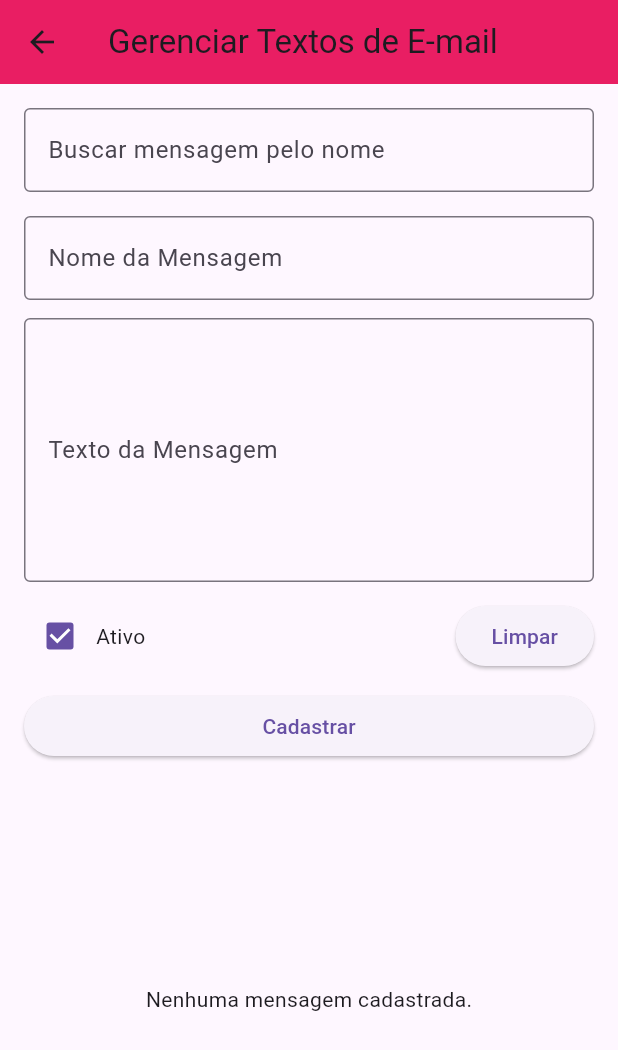
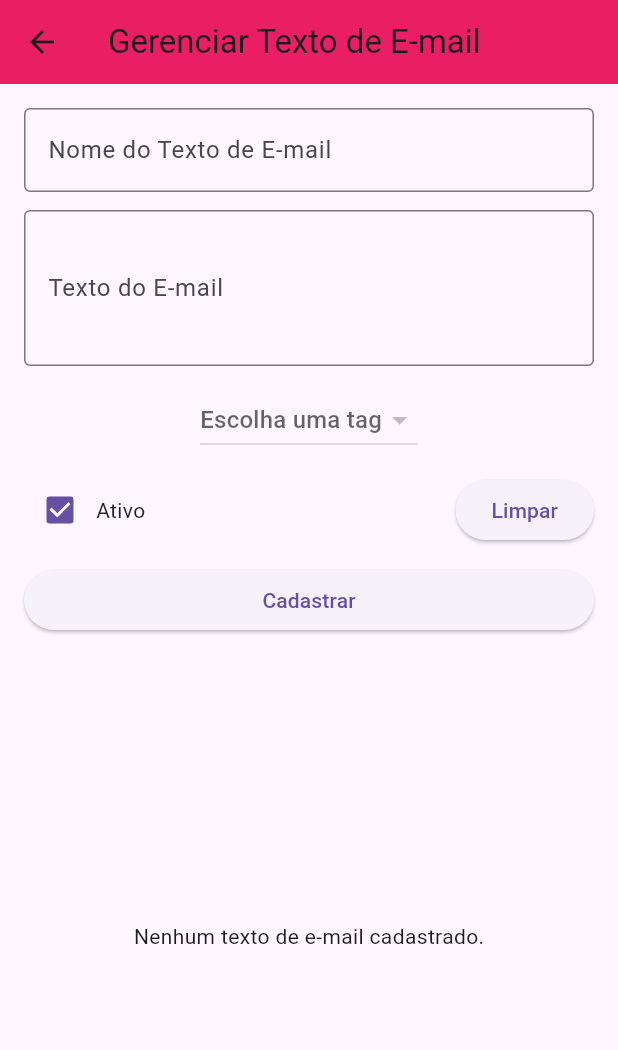
Before and after one commit to Dantas2707/TCC, a Flutter app: the screen it shows once a user with an empty profile is signed in, after a tap on "tela de textos de emails", on a phone screen of 412 x 824 dp. Shown: the top 1050 px of the screen. Run offline on Flutter 3.47's test engine with Material 3 defaults, Android fonts, the phone set to English and light mode, and no system bars; our stand-ins replace cloud_firestore, file_picker, firebase_auth, firebase_core, firebase_storage, permission_handler; missing offline and left inert: flutter_background_messenger; accounts and stored records are empty.

Commit message:
botões de visibilidade ajustados tanto na textoemail como tags, criao uma função generica para inativar os documentos

```diff
--- a/lib/Pages/home_page.dart
+++ b/lib/Pages/home_page.dart
@@ -39,7 +39,7 @@ class HomePage extends StatelessWidget {
     return Scaffold(
       appBar: AppBar(title: const Text("Home Page")),
       body: Padding(
-        padding: const EdgeInsets.all(20.0),
+        padding: const EdgeInsets.all(10.0),
         child: Column(
           mainAxisAlignment: MainAxisAlignment.center,
           crossAxisAlignment: CrossAxisAlignment.stretch,
@@ -53,7 +53,7 @@ class HomePage extends StatelessWidget {
               },
               child: const Text('Cadastrar usuário'),
             ),
-            const SizedBox(height: 20),
+            const SizedBox(height: 10),
             ElevatedButton(
               onPressed: () {
                 Navigator.push(
@@ -64,7 +64,7 @@ class HomePage extends StatelessWidget {
               },
               child: const Text('Ir para Tela Tipo Ocorrência'),
             ),
-            const SizedBox(height: 20),
+            const SizedBox(height: 10),
             ElevatedButton(
               onPressed: () {
                 Navigator.push(
@@ -74,7 +74,7 @@ class HomePage extends StatelessWidget {
               },
               child: const Text('Ir para Tela de gravidade'),
             ),
-            const SizedBox(height: 20),
+            const SizedBox(height: 10),
             ElevatedButton(
               onPressed: () {
                 Navigator.push(
@@ -85,7 +85,7 @@ class HomePage extends StatelessWidget {
               },
               child: const Text('Ir para configurações'),
             ),
-            const SizedBox(height: 20),
+            const SizedBox(height: 10),
             ElevatedButton(
               onPressed: () {
                 Navigator.push(
@@ -97,7 +97,7 @@ class HomePage extends StatelessWidget {
               },
               child: const Text('Registrar Ocorrência'),
             ),
-            const SizedBox(height: 20),
+            const SizedBox(height: 10),
             ElevatedButton(
               onPressed: () {
                 Navigator.push(
@@ -109,7 +109,7 @@ class HomePage extends StatelessWidget {
               },
               child: const Text('Tela de login'),
             ),
-            const SizedBox(height: 20),
+            const SizedBox(height: 10),
             ElevatedButton(
               onPressed: () {
                 Navigator.push(
@@ -121,7 +121,7 @@ class HomePage extends StatelessWidget {
               },
               child: const Text('Minhas ocorrências'),
             ),
-            const SizedBox(height: 20),
+            const SizedBox(height: 10),
             ElevatedButton(
               onPressed: () {
                 Navigator.push(
@@ -133,14 +133,14 @@ class HomePage extends StatelessWidget {
               },
               child: const Text('Enviar emails'),
             ),
-            const SizedBox(height: 20),
+            const SizedBox(height: 10),
             // Botão de logout
             ElevatedButton(
               onPressed: () => _logout(context), // Chama a função de logout
               child: const Text('Logout'),
               style: ElevatedButton.styleFrom(),
             ),
-            const SizedBox(height: 20),
+            const SizedBox(height: 10),
             ElevatedButton(
               onPressed: () {
                 Navigator.push(
@@ -152,20 +152,20 @@ class HomePage extends StatelessWidget {
               },
               child: const Text('tela da config'),
             ),
-            const SizedBox(height: 20),
+            const SizedBox(height: 10),
             ElevatedButton(
               onPressed: () {
                 Navigator.push(
                   context,
                   MaterialPageRoute(
                       builder: (context) =>
-                          TelaCadastrarTextoEmail()), // Navega para Tela da config
+                          TelaTextoEmails()), // Navega para Tela da config
                 );
               },
               child: const Text('tela de textos de emails'),
             ),
 
-            const SizedBox(height: 20),
+            const SizedBox(height: 10),
             ElevatedButton(
               onPressed: () {
                 Navigator.push(
--- a/lib/Pages/tela_textoEmails.dart
+++ b/lib/Pages/tela_textoEmails.dart
@@ -2,15 +2,14 @@ import 'package:flutter/material.dart';
 import 'package:cloud_firestore/cloud_firestore.dart';
 import 'package:crud/services/firestore.dart' as fsFirestore;
 
-class TelaCadastrarTextoEmail extends StatefulWidget {
-  const TelaCadastrarTextoEmail({Key? key}) : super(key: key);
+class TelaTextoEmails extends StatefulWidget {
+  const TelaTextoEmails({Key? key}) : super(key: key);
 
   @override
-  State<TelaCadastrarTextoEmail> createState() =>
-      _TelaCadastrarTextoEmailState();
+  State<TelaTextoEmails> createState() => _TelaTextoEmailState();
 }
 
-class _TelaCadastrarTextoEmailState extends State<TelaCadastrarTextoEmail> {
+class _TelaTextoEmailState extends State<TelaTextoEmails> {
   final fsFirestore.FirestoreService firestoreService =
       fsFirestore.FirestoreService();
   final _formKey = GlobalKey<FormState>();
@@ -18,36 +17,59 @@ class _TelaCadastrarTextoEmailState extends State<TelaCadastrarTextoEmail> {
   final _nomeController = TextEditingController();
   final _textoController = TextEditingController();
   bool _ativo = true;
+  String? _selectedTag; // Para armazenar a tag selecionada
+  List<String> _tags = []; // Lista de tags ativas
 
   DocumentSnapshot? _selectedDoc; // Documento selecionado para edição
 
+  // Função para preencher o campo de texto com a tag selecionada
+  void _adicionarTagNoTexto(String tag) {
+    String textoAtual = _textoController.text;
+    _textoController.text = textoAtual + " {$tag}"; // Adiciona a tag ao texto
+    _textoController.selection = TextSelection.fromPosition(
+        TextPosition(offset: _textoController.text.length));
+  }
+
+  // Função para substituir tags no texto por valores dinâmicos
+  String _substituirTagsPorValores(String texto) {
+    // Aqui você pode adicionar as substituições para cada tag
+    texto = texto.replaceAll('{nome}', 'João'); // Substituir {nome} por "João"
+    texto = texto.replaceAll('{hora}',
+        DateTime.now().toString()); // Substituir {hora} pela hora atual
+    // Adicione mais substituições conforme necessário
+    return texto;
+  }
+
   // ==========================
-  // Salvar ou atualizar
+  // Salvar ou atualizar texto de e-mail
   // ==========================
   Future<void> _salvarTextoEmail() async {
     if (!_formKey.currentState!.validate()) return;
 
     try {
+      String textoFinal = _substituirTagsPorValores(
+          _textoController.text.trim()); // Substitui tags por valores dinâmicos
+
       if (_selectedDoc == null) {
         // Novo cadastro
         await firestoreService.cadastrartextoEmail(
           _nomeController.text.trim(),
-          _textoController.text.trim(),
-          _ativo,
+          textoFinal,
+          !_ativo, // inativar = !ativo
         );
       } else {
         // Atualização
-        await firestoreService.alterartextoemail(
+        await firestoreService.alterartextoEmail(
           _selectedDoc!.id,
           _nomeController.text.trim(),
-          _textoController.text.trim(),
-          _ativo,
+          textoFinal,
+          !_ativo, // inativar = !ativo
         );
         _selectedDoc = null;
       }
 
       ScaffoldMessenger.of(context).showSnackBar(
-        const SnackBar(content: Text('Mensagem salva com sucesso!')),
+        const SnackBar(content: Text('Texto de e-mail salvo com sucesso!')),
       );
       _limparFormulario();
     } catch (e) {
@@ -58,41 +80,26 @@ class _TelaCadastrarTextoEmailState extends State<TelaCadastrarTextoEmail> {
   }
 
   // ==========================
-  // Buscar por nome
-  // ==========================
-  Future<void> _buscarTextoEmail(String nome) async {
-    final doc = await firestoreService.buscartextoemail(nome);
-    if (doc != null) {
-      setState(() {
-        _selectedDoc = doc;
-        _nomeController.text = doc['nome'];
-        _textoController.text = doc['textoEmail'];
-        _ativo = !(doc['inativar'] ?? false);
-      });
-    } else {
-      ScaffoldMessenger.of(context).showSnackBar(
-        SnackBar(content: Text("Nenhum texto encontrado para '$nome'")),
-      );
-    }
-  }
-
-  // ==========================
-  // Inativar / Ativar mensagem
+  // Ativar/Inativar texto de e-mail
   // ==========================
   Future<void> _toggleAtivo(DocumentSnapshot doc) async {
     try {
-      bool atual = doc['inativar'] ?? false;
-      await firestoreService.alterartextoemail(
-        doc.id,
-        doc['nome'],
-        doc['textoEmail'],
-        !atual,
-      );
+      bool atual = (doc['inativar'] is bool) ? doc['inativar'] : false;
+      print('ID do documento: ${doc.id}'); // Verifica o ID do documento
+
+      // Usando a função genérica para alternar o estado
+      await firestoreService.toggleAtivoGenerico(
+          'textosEmails', doc.id, !atual);
+
+      // Mensagem de sucesso
       ScaffoldMessenger.of(context).showSnackBar(
         SnackBar(
-            content: Text(!atual ? "Mensagem inativada" : "Mensagem ativada")),
+          content: Text(
+              !atual ? "Texto de e-mail inativado" : "Texto de e-mail ativado"),
+        ),
       );
     } catch (e) {
+      // Exibir erro
       ScaffoldMessenger.of(context).showSnackBar(
         SnackBar(content: Text("Erro ao atualizar status: $e")),
       );
@@ -109,38 +116,42 @@ class _TelaCadastrarTextoEmailState extends State<TelaCadastrarTextoEmail> {
     setState(() {
       _ativo = true;
       _selectedDoc = null;
+      _selectedTag = null;
     });
   }
 
   // ==========================
-  // Build da tela
+  // Carregar tags ativas
   // ==========================
+  Future<void> _carregarTagsAtivas() async {
+    try {
+      QuerySnapshot snapshot = await firestoreService.listarTodasTags().get();
+      setState(() {
+        _tags = snapshot.docs.map((doc) => doc['nome'] as String).toList();
+      });
+    } catch (e) {
+      print('Erro ao carregar tags: $e');
+    }
+  }
+
+  @override
+  void initState() {
+    super.initState();
+    _carregarTagsAtivas(); // Carregar as tags ativas ao inicializar a tela
+  }
+
   @override
   Widget build(BuildContext context) {
     return Scaffold(
       appBar: AppBar(
-        title: const Text('Gerenciar Textos de E-mail'),
+        title: const Text('Gerenciar Texto de E-mail'),
         backgroundColor: Colors.pink,
       ),
       body: Padding(
         padding: const EdgeInsets.all(16),
         child: Column(
           children: [
-            // Campo de busca
-            TextFormField(
-              decoration: const InputDecoration(
-                labelText: 'Buscar mensagem pelo nome',
-                border: OutlineInputBorder(),
-              ),
-              onFieldSubmitted: (value) {
-                if (value.trim().isNotEmpty) {
-                  _buscarTextoEmail(value.trim());
-                }
-              },
-            ),
-            const SizedBox(height: 16),
-
-            // Formulário de cadastro / edição
+            // Formulário de cadastro/edição
             Form(
               key: _formKey,
               child: Column(
@@ -148,7 +159,7 @@ class _TelaCadastrarTextoEmailState extends State<TelaCadastrarTextoEmail> {
                   TextFormField(
                     controller: _nomeController,
                     decoration: const InputDecoration(
-                      labelText: 'Nome da Mensagem',
+                      labelText: 'Nome do Texto de E-mail',
                       border: OutlineInputBorder(),
                     ),
                     validator: (value) => value == null || value.trim().isEmpty
@@ -158,16 +169,38 @@ class _TelaCadastrarTextoEmailState extends State<TelaCadastrarTextoEmail> {
                   const SizedBox(height: 12),
                   TextFormField(
                     controller: _textoController,
-                    maxLines: 6,
+                    maxLines: 3,
                     decoration: const InputDecoration(
-                      labelText: 'Texto da Mensagem',
+                      labelText: 'Texto do E-mail',
                       border: OutlineInputBorder(),
-                      hintText: 'Digite o conteúdo (pode conter HTML)',
+                      hintText: 'Ex: Conteúdo do e-mail',
                     ),
                     validator: (value) => value == null || value.trim().isEmpty
                         ? 'Campo obrigatório'
                         : null,
                   ),
+                  const SizedBox(height: 12),
+
+                  // Dropdown para escolher a tag
+                  DropdownButton<String>(
+                    value: _selectedTag,
+                    hint: const Text('Escolha uma tag'),
+                    onChanged: (value) {
+                      setState(() {
+                        _selectedTag = value;
+                      });
+                      if (value != null) {
+                        _adicionarTagNoTexto(value);
+                      }
+                    },
+                    items: _tags.map((tag) {
+                      return DropdownMenuItem<String>(
+                        value: tag,
+                        child: Text(tag),
+                      );
+                    }).toList(),
+                  ),
+
                   const SizedBox(height: 12),
                   Row(
                     children: [
@@ -197,52 +230,59 @@ class _TelaCadastrarTextoEmailState extends State<TelaCadastrarTextoEmail> {
             ),
             const SizedBox(height: 16),
 
-            // Lista dinâmica das mensagens
+            // Lista dinâmica de todos os textos de e-mail (ativos e inativos)
             Expanded(
               child: StreamBuilder<QuerySnapshot>(
-                stream: firestoreService.listartextoemailAtivo(),
+                stream: firestoreService
+                    .listarTodosTextosEmail(), // Use uma stream que lista todos
                 builder: (context, snapshot) {
                   if (!snapshot.hasData)
-                    return const CircularProgressIndicator();
+                    return const Center(child: CircularProgressIndicator());
                   final docs = snapshot.data!.docs;
 
                   if (docs.isEmpty)
                     return const Center(
-                        child: Text('Nenhuma mensagem cadastrada.'));
+                        child: Text('Nenhum texto de e-mail cadastrado.'));
 
                   return ListView.builder(
                     itemCount: docs.length,
                     itemBuilder: (context, index) {
                       final doc = docs[index];
                       final nome = doc['nome'] ?? '';
+                      final texto = doc['textoEmail'] ?? '';
                       final inativo = doc['inativar'] ?? false;
 
                       return Card(
                         color: inativo ? Colors.grey[200] : Colors.white,
                         child: ListTile(
                           title: Text(nome),
-                          subtitle: Text(doc['textoEmail'] ?? ''),
+                          subtitle: Text(texto),
                           trailing: Row(
                             mainAxisSize: MainAxisSize.min,
                             children: [
+                              // Editar
                               IconButton(
-                                icon: const Icon(
-                                  Icons.edit,
-                                ),
+                                icon:
+                                    const Icon(Icons.edit, color: Colors.blue),
                                 onPressed: () {
                                   setState(() {
                                     _selectedDoc = doc;
-                                    _nomeController.text = doc['nome'];
-                                    _textoController.text = doc['textoEmail'];
+                                    _nomeController.text = nome;
+                                    _textoController.text = texto;
                                     _ativo = !inativo;
                                   });
                                 },
                               ),
+                              // Ativar/Inativar
                               IconButton(
                                 icon: Icon(
-                                  inativo ? Icons.delete : Icons.visibility_off,
+                                  inativo
+                                      ? Icons.visibility_off
+                                      : Icons.visibility,
+                                  color: inativo ? Colors.red : Colors.green,
                                 ),
-                                onPressed: () => _toggleAtivo(doc),
+                                onPressed: () => _toggleAtivo(
+                                    doc), // Usando diretamente toggleAtivoGenerico
                               ),
                             ],
                           ),
```
Also changed, not shown: lib/services/firestore.dart (+56 -23 lines), 2 other files.
